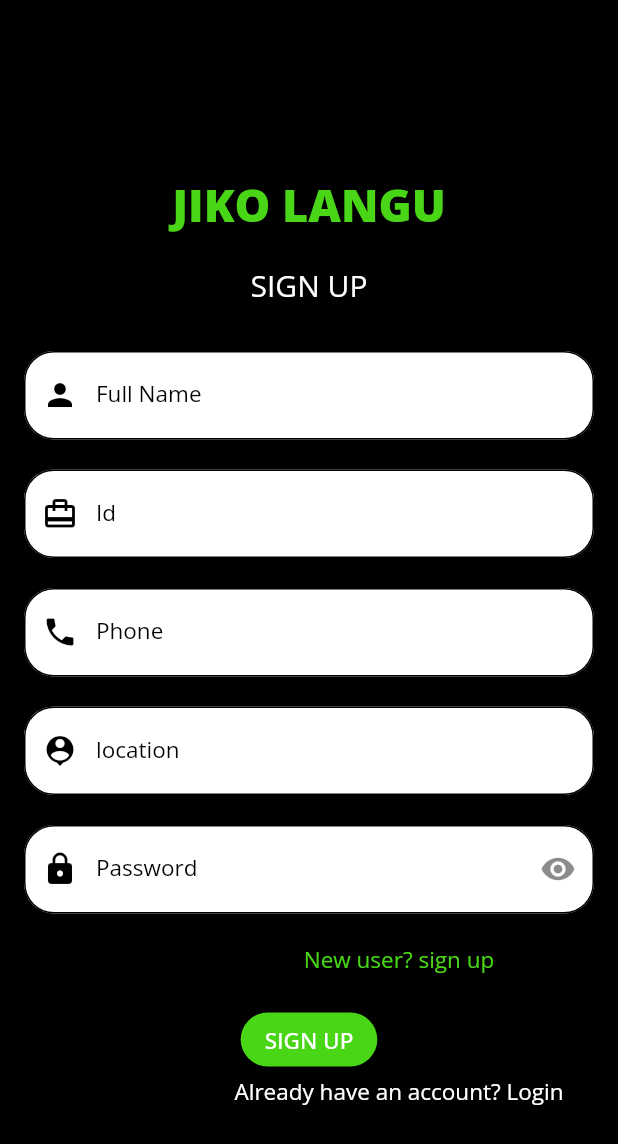
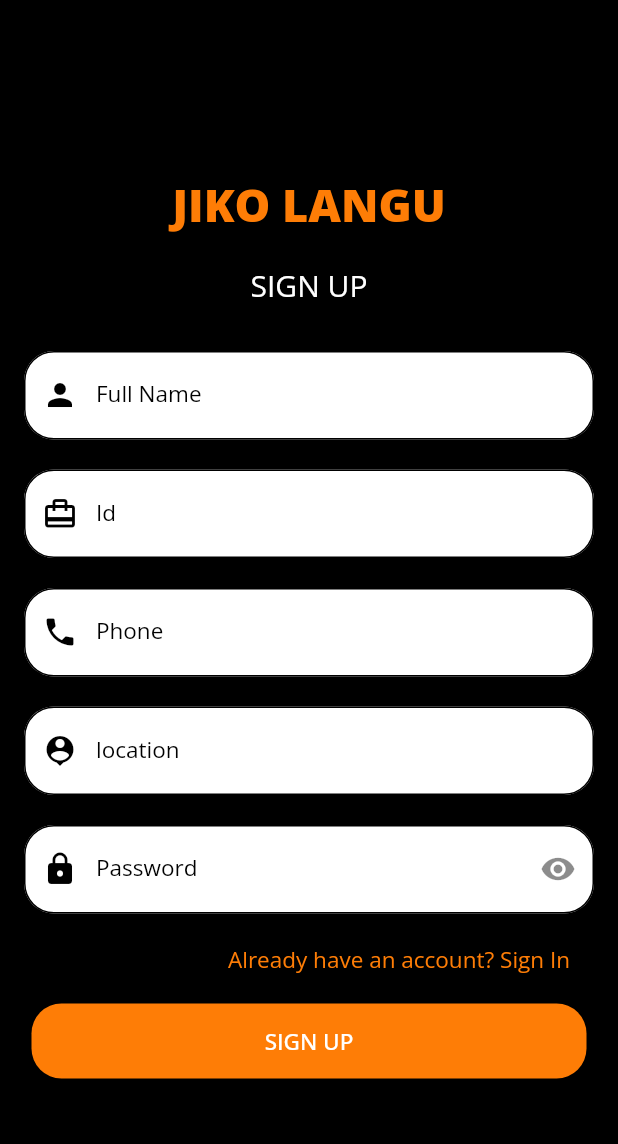
Before and after one commit to kwayummari/jiko-langu, a Flutter app: the Registration screen opened by its route, on a phone screen of 412 x 824 dp. Shown: the top 1144 px of the screen. Run offline on Flutter 3.47's test engine with Material 2 defaults, Android fonts, the phone set to English and light mode, and no system bars; our stand-ins replace flutter_dotenv, flutter_spinkit, hexcolor, responsive_framework, shared_preferences; accounts and stored records are empty.

Commit message:
fixed login page fixed registration page

```diff
--- a/lib/routes/route-names.dart
+++ b/lib/routes/route-names.dart
@@ -4,4 +4,5 @@ class RouteNames {
   static const String registration = '/registration';
   static const String splash = '/splash';
   static const String results = '/results';
+  static const String bottomNavigationBar = '/bottomNavigationBar';
 }
--- a/lib/routes/routes.dart
+++ b/lib/routes/routes.dart
@@ -1,6 +1,7 @@
 import 'package:flutter/material.dart';
 import 'package:jiko_langu/src/screens/authentication/login.dart';
 import 'package:jiko_langu/src/screens/authentication/registration.dart';
+import 'package:jiko_langu/src/screens/bottomNavigationBar/bottomNavigationBar.dart';
 import 'package:jiko_langu/src/screens/home/homepage.dart';
 import 'package:jiko_langu/src/screens/results/results.dart';
 import 'package:jiko_langu/src/screens/splash.dart';
@@ -13,4 +14,5 @@ final Map<String, WidgetBuilder> routes = {
   RouteNames.splash: (context) => Splash(),
   RouteNames.home:(context) => Homepage(),
   RouteNames.results:(context) => results(),
+  RouteNames.bottomNavigationBar:(context) => bottomNavigation(),
 };
--- a/lib/src/screens/authentication/registration.dart
+++ b/lib/src/screens/authentication/registration.dart
@@ -125,15 +125,15 @@ class _RegistrationState extends State<Registration> {
                       padding: const EdgeInsets.only(left: 120),
                       child: AppText(
                         size: 15,
-                        txt: 'New user? sign up',
+                        txt: 'Already have an account? Sign In',
                         color: AppConst.primary,
                       ),
                     ),
                   ),
                   SizedBox(height: 20,),
-                  AppContainer(
+                  Container(
+                    height: 50,
                     width: 370,
-                    bottom: 100,
                     child: AppButton(
                       label: 'SIGN UP',
                       onPress: () async {
@@ -165,17 +165,6 @@ class _RegistrationState extends State<Registration> {
                   )
                 ],
               ),
-              GestureDetector(
-                onTap: () => Navigator.pushNamed(context, RouteNames.login),
-                child: Padding(
-                  padding: const EdgeInsets.only(left: 120),
-                  child: AppText(
-                    size: 15,
-                    txt: 'Already have an account? Login',
-                    color: AppConst.secondary,
-                  ),
-                ),
-              ),
             ],
           )),
     );
--- a/lib/src/utils/app_const.dart
+++ b/lib/src/utils/app_const.dart
@@ -2,7 +2,7 @@ import 'package:flutter/material.dart';
 import 'package:hexcolor/hexcolor.dart';
 
 abstract class AppConst {
-  static var primary = HexColor('#49D617');
+  static var primary = HexColor('#FE7D06');
   static var secondary = HexColor('#ffffff');
   static var black = HexColor('#000000');
   static var grey = Colors.grey;
```
Also changed, not shown: lib/src/screens/authentication/login.dart (+5 -15 lines), lib/src/screens/bottomNavigationBar/bottomNavigationBar.dart (added, +64 -0 lines), lib/src/screens/controls/controls.dart (added, +16 -0 lines), lib/src/screens/help/help.dart (added, +16 -0 lines), lib/src/screens/set/set.dart (added, +16 -0 lines), assets/logo.png.
